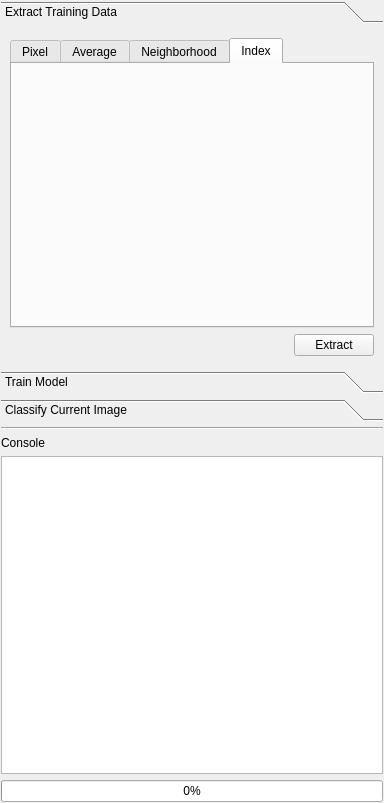
persts/Nenetic, file nenetic/gui/toolkit_widget.ui: the form before one commit.
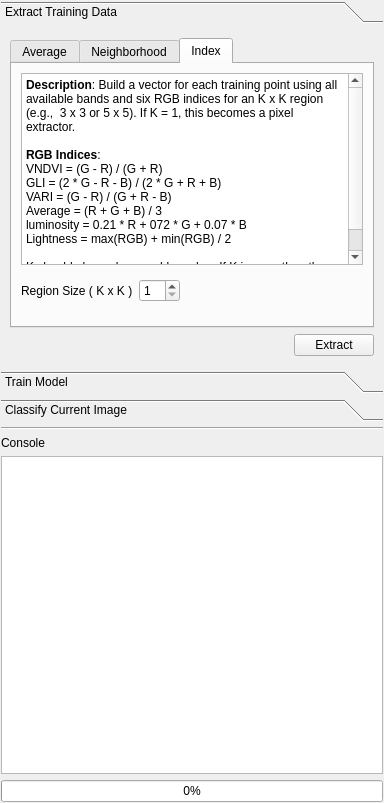
The form after the commit. The open tabs and pages were chosen to show the change.

The edit to the form file:
```diff
--- a/nenetic/gui/toolkit_widget.ui
+++ b/nenetic/gui/toolkit_widget.ui
@@ -61,44 +61,7 @@
          <property name="currentIndex">
           <number>0</number>
          </property>
-         <widget class="QWidget" name="pixel_2">
-          <attribute name="title">
-           <string>Pixel</string>
-          </attribute>
-          <layout class="QVBoxLayout" name="verticalLayout_10">
-           <item>
-            <widget class="QTextBrowser" name="textBrowser_4">
-             <property name="sizePolicy">
-              <sizepolicy hsizetype="Expanding" vsizetype="Fixed">
-               <horstretch>0</horstretch>
-               <verstretch>0</verstretch>
-              </sizepolicy>
-             </property>
-             <property name="autoFillBackground">
-              <bool>false</bool>
-             </property>
-             <property name="html">
-              <string>&lt;!DOCTYPE HTML PUBLIC &quot;-//W3C//DTD HTML 4.0//EN&quot; &quot;http://www.w3.org/TR/REC-html40/strict.dtd&quot;&gt;
-&lt;html&gt;&lt;head&gt;&lt;meta name=&quot;qrichtext&quot; content=&quot;1&quot; /&gt;&lt;style type=&quot;text/css&quot;&gt;
-p, li { white-space: pre-wrap; }
-&lt;/style&gt;&lt;/head&gt;&lt;body style=&quot; font-family:'Ubuntu'; font-size:11pt; font-weight:400; font-style:normal;&quot;&gt;
-&lt;p style=&quot; margin-top:0px; margin-bottom:0px; margin-left:0px; margin-right:0px; -qt-block-indent:0; text-indent:0px;&quot;&gt;&lt;span style=&quot; font-family:'Sans Serif'; font-size:9pt; font-weight:600;&quot;&gt;Description&lt;/span&gt;&lt;span style=&quot; font-family:'Sans Serif'; font-size:9pt;&quot;&gt;: Build a vector for each training point using all available bands in the image.&lt;/span&gt;&lt;/p&gt;&lt;/body&gt;&lt;/html&gt;</string>
-             </property>
-            </widget>
-           </item>
-           <item>
-            <widget class="QLabel" name="label_2">
-             <property name="text">
-              <string>No Additional Options</string>
-             </property>
-             <property name="alignment">
-              <set>Qt::AlignCenter</set>
-             </property>
-            </widget>
-           </item>
-          </layout>
-         </widget>
-         <widget class="QWidget" name="average_2">
+         <widget class="QWidget" name="average">
           <attribute name="title">
            <string>Average</string>
           </attribute>
@@ -313,6 +276,104 @@
           <attribute name="title">
            <string>Index</string>
           </attribute>
+          <layout class="QVBoxLayout" name="verticalLayout_4">
+           <item>
+            <widget class="QTextBrowser" name="textBrowser_4">
+             <property name="sizePolicy">
+              <sizepolicy hsizetype="Expanding" vsizetype="Fixed">
+               <horstretch>0</horstretch>
+               <verstretch>0</verstretch>
+              </sizepolicy>
+             </property>
+             <property name="autoFillBackground">
+              <bool>false</bool>
+             </property>
+             <property name="html">
+              <string>&lt;!DOCTYPE HTML PUBLIC &quot;-//W3C//DTD HTML 4.0//EN&quot; &quot;http://www.w3.org/TR/REC-html40/strict.dtd&quot;&gt;
+&lt;html&gt;&lt;head&gt;&lt;meta name=&quot;qrichtext&quot; content=&quot;1&quot; /&gt;&lt;style type=&quot;text/css&quot;&gt;
+p, li { white-space: pre-wrap; }
+&lt;/style&gt;&lt;/head&gt;&lt;body style=&quot; font-family:'Ubuntu'; font-size:11pt; font-weight:400; font-style:normal;&quot;&gt;
+&lt;p style=&quot; margin-top:0px; margin-bottom:0px; margin-left:0px; margin-right:0px; -qt-block-indent:0; text-indent:0px;&quot;&gt;&lt;span style=&quot; font-family:'Sans Serif'; font-size:9pt; font-weight:600;&quot;&gt;Description&lt;/span&gt;&lt;span style=&quot; font-family:'Sans Serif'; font-size:9pt;&quot;&gt;: Build a vector for each training point using all available bands and six RGB indices for an K x K region (e.g.,  3 x 3 or 5 x 5). If K = 1, this becomes a pixel extractor.&lt;/span&gt;&lt;/p&gt;
+&lt;p style=&quot;-qt-paragraph-type:empty; margin-top:0px; margin-bottom:0px; margin-left:0px; margin-right:0px; -qt-block-indent:0; text-indent:0px; font-family:'Sans Serif'; font-size:9pt;&quot;&gt;&lt;br /&gt;&lt;/p&gt;
+&lt;p style=&quot; margin-top:0px; margin-bottom:0px; margin-left:0px; margin-right:0px; -qt-block-indent:0; text-indent:0px;&quot;&gt;&lt;span style=&quot; font-family:'Sans Serif'; font-size:9pt; font-weight:600;&quot;&gt;RGB Indices&lt;/span&gt;&lt;span style=&quot; font-family:'Sans Serif'; font-size:9pt;&quot;&gt;:&lt;/span&gt;&lt;/p&gt;
+&lt;p style=&quot; margin-top:0px; margin-bottom:0px; margin-left:0px; margin-right:0px; -qt-block-indent:0; text-indent:0px;&quot;&gt;&lt;span style=&quot; font-family:'Sans Serif'; font-size:9pt;&quot;&gt;VNDVI = (G - R) / (G + R)&lt;/span&gt;&lt;/p&gt;
+&lt;p style=&quot; margin-top:0px; margin-bottom:0px; margin-left:0px; margin-right:0px; -qt-block-indent:0; text-indent:0px;&quot;&gt;&lt;span style=&quot; font-family:'Sans Serif'; font-size:9pt;&quot;&gt;GLI = (2 * G - R - B) / (2 * G + R + B)&lt;/span&gt;&lt;/p&gt;
+&lt;p style=&quot; margin-top:0px; margin-bottom:0px; margin-left:0px; margin-right:0px; -qt-block-indent:0; text-indent:0px;&quot;&gt;&lt;span style=&quot; font-family:'Sans Serif'; font-size:9pt;&quot;&gt;VARI = (G - R) / (G + R - B)&lt;/span&gt;&lt;/p&gt;
+&lt;p style=&quot; margin-top:0px; margin-bottom:0px; margin-left:0px; margin-right:0px; -qt-block-indent:0; text-indent:0px;&quot;&gt;&lt;span style=&quot; font-family:'Sans Serif'; font-size:9pt;&quot;&gt;Average = (R + G + B) / 3&lt;/span&gt;&lt;/p&gt;
+&lt;p style=&quot; margin-top:0px; margin-bottom:0px; margin-left:0px; margin-right:0px; -qt-block-indent:0; text-indent:0px;&quot;&gt;&lt;span style=&quot; font-family:'Sans Serif'; font-size:9pt;&quot;&gt;luminosity = 0.21 * R + 072 * G + 0.07 * B&lt;/span&gt;&lt;/p&gt;
+&lt;p style=&quot; margin-top:0px; margin-bottom:0px; margin-left:0px; margin-right:0px; -qt-block-indent:0; text-indent:0px;&quot;&gt;&lt;span style=&quot; font-family:'Sans Serif'; font-size:9pt;&quot;&gt;Lightness = max(RGB) + min(RGB) / 2&lt;/span&gt;&lt;/p&gt;
+&lt;p style=&quot;-qt-paragraph-type:empty; margin-top:0px; margin-bottom:0px; margin-left:0px; margin-right:0px; -qt-block-indent:0; text-indent:0px; font-family:'Sans Serif'; font-size:9pt;&quot;&gt;&lt;br /&gt;&lt;/p&gt;
+&lt;p style=&quot; margin-top:0px; margin-bottom:0px; margin-left:0px; margin-right:0px; -qt-block-indent:0; text-indent:0px;&quot;&gt;&lt;span style=&quot; font-family:'Sans Serif'; font-size:9pt;&quot;&gt;K should always be an odd number. If K is even then the region will be K-1 x K-1.&lt;/span&gt;&lt;/p&gt;&lt;/body&gt;&lt;/html&gt;</string>
+             </property>
+            </widget>
+           </item>
+           <item>
+            <spacer name="verticalSpacer_13">
+             <property name="orientation">
+              <enum>Qt::Vertical</enum>
+             </property>
+             <property name="sizeHint" stdset="0">
+              <size>
+               <width>20</width>
+               <height>33</height>
+              </size>
+             </property>
+            </spacer>
+           </item>
+           <item>
+            <layout class="QHBoxLayout" name="horizontalLayout_20">
+             <item>
+              <widget class="QLabel" name="label_21">
+               <property name="text">
+                <string>Region Size ( K x K )</string>
+               </property>
+              </widget>
+             </item>
+             <item>
+              <widget class="QSpinBox" name="spinBoxNeighborhood2">
+               <property name="minimum">
+                <number>1</number>
+               </property>
+               <property name="maximum">
+                <number>25</number>
+               </property>
+               <property name="singleStep">
+                <number>2</number>
+               </property>
+               <property name="value">
+                <number>1</number>
+               </property>
+              </widget>
+             </item>
+             <item>
+              <spacer name="horizontalSpacer_26">
+               <property name="orientation">
+                <enum>Qt::Horizontal</enum>
+               </property>
+               <property name="sizeHint" stdset="0">
+                <size>
+                 <width>40</width>
+                 <height>20</height>
+                </size>
+               </property>
+              </spacer>
+             </item>
+            </layout>
+           </item>
+           <item>
+            <spacer name="verticalSpacer_3">
+             <property name="orientation">
+              <enum>Qt::Vertical</enum>
+             </property>
+             <property name="sizeHint" stdset="0">
+              <size>
+               <width>20</width>
+               <height>40</height>
+              </size>
+             </property>
+            </spacer>
+           </item>
+          </layout>
          </widget>
         </widget>
        </item>
```
Left out of the diff: 21 changed lines with no effect on the pictures.
